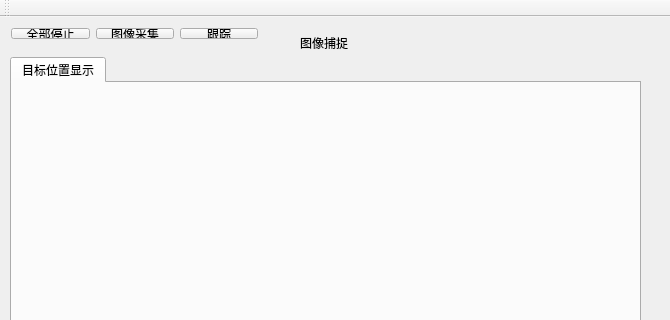
Qt form QtConsole/mainwindow.ui (ghdawn/simpleColorTrack) before a commit; both pictures show x 0 to 670 and y 0 to 320 of the 670 by 587 pixel window.
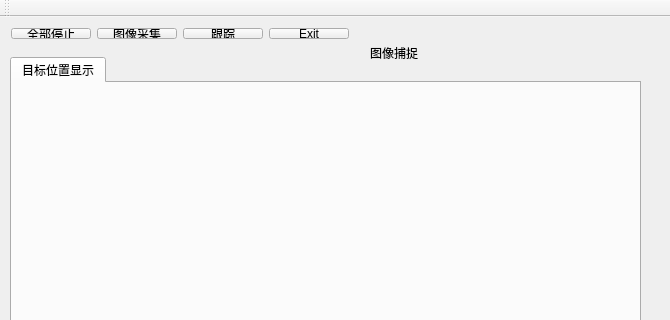
The same form after that commit.

Commit message: 增加了关闭跟踪程序的功能

What changed in the file:
```diff
--- a/QtConsole/mainwindow.ui
+++ b/QtConsole/mainwindow.ui
@@ -58,8 +58,8 @@
    <widget class="QLabel" name="label_2">
     <property name="geometry">
      <rect>
-      <x>300</x>
-      <y>0</y>
+      <x>370</x>
+      <y>10</y>
       <width>331</width>
       <height>51</height>
      </rect>
@@ -73,7 +73,7 @@
      <rect>
       <x>0</x>
       <y>0</y>
-      <width>269</width>
+      <width>360</width>
       <height>33</height>
      </rect>
     </property>
@@ -99,6 +99,13 @@
        </property>
       </widget>
      </item>
+     <item>
+      <widget class="QPushButton" name="btExit">
+       <property name="text">
+        <string>Exit</string>
+       </property>
+      </widget>
+     </item>
     </layout>
    </widget>
    <widget class="QPushButton" name="pushButton_4">
```
The commit also changes 1 other file.
